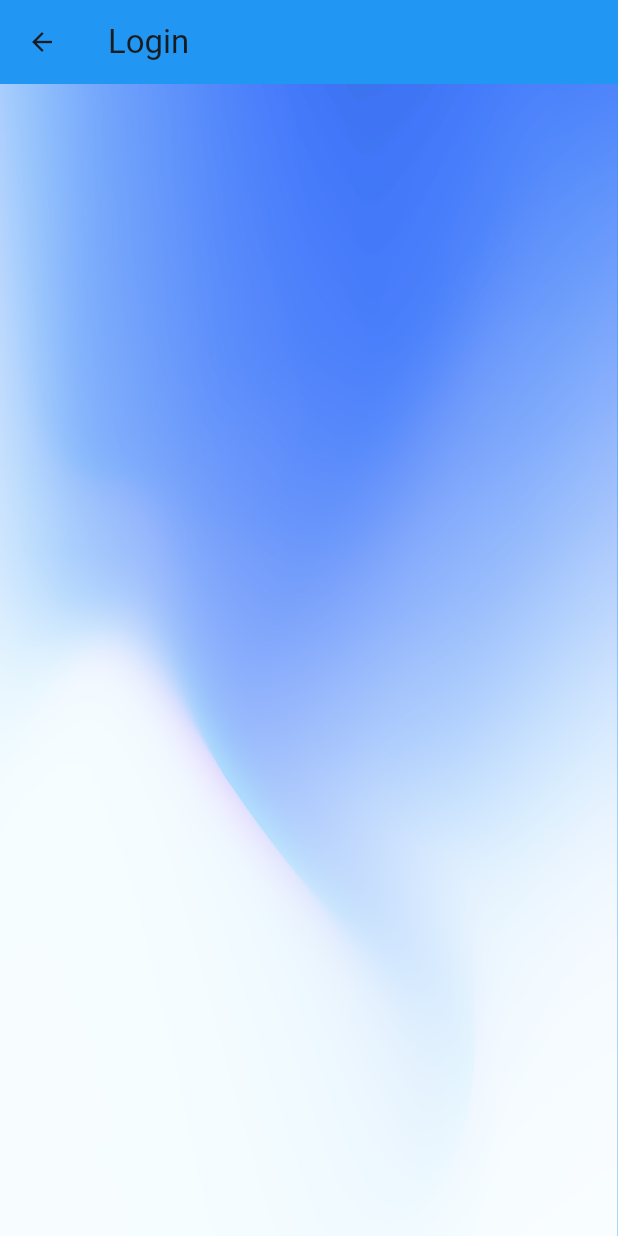
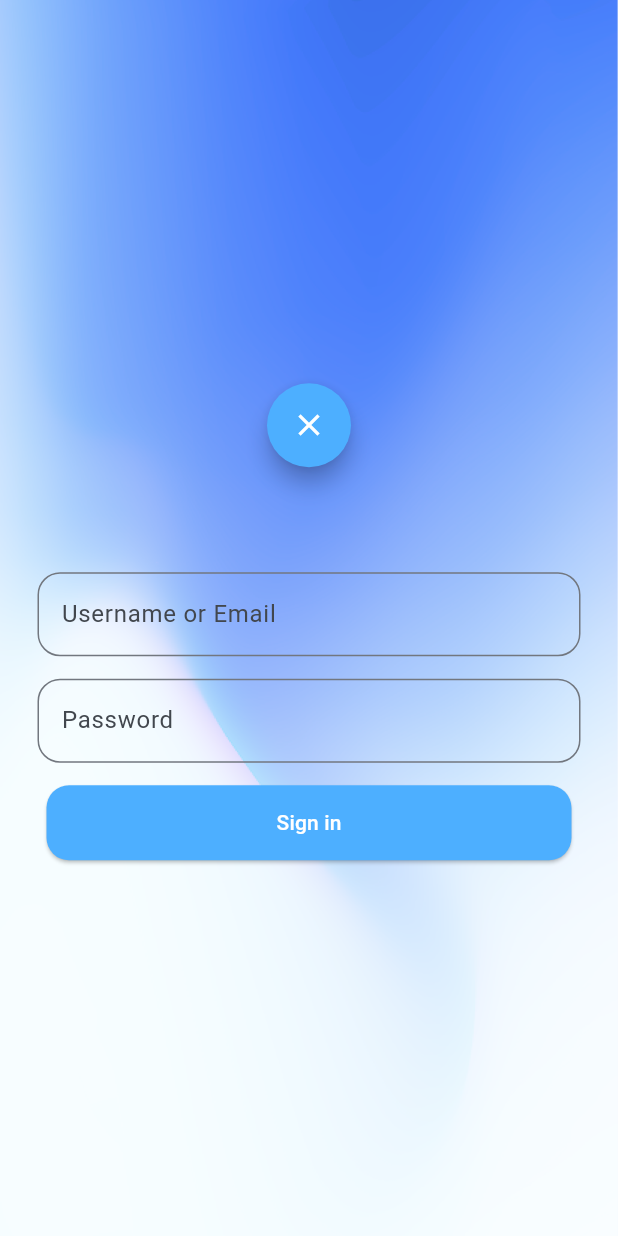
Before and after one commit to Rss1176/Coder, a Flutter app: the screen it shows after launch, after a tap on "Sign in", on a phone screen of 412 x 824 dp. Run offline on Flutter 3.47's test engine with Material 3 defaults, Android fonts, the phone set to English and light mode, and no system bars.

Commit message:
addition of text forms to sign in page

```diff
--- a/application/lib/account.dart
+++ b/application/lib/account.dart
@@ -9,39 +9,75 @@ class Account extends StatelessWidget {
 
   @override
   Widget build(BuildContext context) {
-    return const AccountPage(title: 'Login');
+    return Scaffold(
+        body: Stack(
+          children: <Widget>[
+            Positioned.fill(
+              child: Image.asset(
+                "assets/images/Background Main_Dark Mode_No Scroll.png",
+                fit: BoxFit.cover,
+              ),
+            ),
+            const LoginPage(),
+          ],
+        ),
+      );
   }
 }
 
-class AccountPage extends StatefulWidget {
-  const AccountPage({super.key, required this.title});
-  final String title;
+class LoginPage extends StatefulWidget {
+  const LoginPage({super.key});
+
   @override
-  State<AccountPage> createState() => _AccountPageState();
+  State<LoginPage> createState() => _LoginPage();
 }
 
-class _AccountPageState extends State<AccountPage> {
+class _LoginPage extends State<LoginPage>{
   @override
-  Widget build(BuildContext context) {
-    return
-    Scaffold(
-      body: Stack(
+  Widget build(BuildContext context){
+    return Center(
+      child: Column(
+        mainAxisAlignment: MainAxisAlignment.center,
         children: <Widget>[
-          Positioned.fill(
-            child: Image.asset(
-              "assets/images/Background Main_Dark Mode_No Scroll.png",
-              //can be changed for diff background
-              fit:BoxFit.cover
-            ),
-          )
+          SizedBox(
+            height:20.0),
+          FloatingActionButton(
+              onPressed: () {
+                Navigator.pop(context);},
+              shape: CircleBorder(),
+              backgroundColor: const Color.fromARGB(255, 77, 175, 255),
+              child: const Icon(Icons.close, color: Colors.white)),
+          SizedBox(
+            height:20),
+          SizedBox(height:50.0),
+          Padding(padding: const EdgeInsets.symmetric(horizontal: 25.0),
+            child: TextFormField(
+              decoration: InputDecoration(
+                hintText: " ",
+                labelText: "Username or Email",
+                border: OutlineInputBorder(
+                  borderRadius: BorderRadius.circular(15.0))))),
+          SizedBox(height: 15.0),
+          Padding(padding: const EdgeInsets.symmetric(horizontal: 25.0),
+            child: TextFormField(
+              decoration: InputDecoration(
+                hintText: " ",
+                labelText: "Password",
+                border: OutlineInputBorder(
+                  borderRadius: BorderRadius.circular(15.0))))),
+          SizedBox(height:15.0),
+          ElevatedButton(
+              onPressed: () {
+                // Navigator.push(context, MaterialPageRoute(builder: (context) => const Create()));
+              },
+              style: ElevatedButton.styleFrom(
+                backgroundColor: const Color.fromARGB(255, 77, 175, 255),
+                minimumSize: Size(350, 50),
+                shape: RoundedRectangleBorder(borderRadius: BorderRadius.circular(15))),
+              child: Text("Sign in", style: TextStyle(color: Colors.white))),
+          SizedBox(height:15.0),
         ],
       ),
-      backgroundColor: Colors.blue,
-      appBar: AppBar(
-        backgroundColor: Colors.blue,
-        title: Text(widget.title),
-        leading: IconButton(icon: Icon(Icons.arrow_back), iconSize: 20, onPressed: (){Navigator.pop(context);},)
-      ),
-      );
+    );
   }
 }
--- a/application/lib/splash.dart
+++ b/application/lib/splash.dart
@@ -53,14 +53,19 @@ class _HomePage extends State<HomePage>{
   Widget build(BuildContext context){
     return Center(
       child: Column(
-        mainAxisAlignment: MainAxisAlignment.spaceEvenly,
+        mainAxisAlignment: MainAxisAlignment.center,
         children: <Widget>[
-          SizedBox(height:150.0),
-          const Image(image: AssetImage("assets/images/logo_darkmode.png"), width: 375, height: 125),
-          Column(
-            mainAxisAlignment: MainAxisAlignment.spaceAround,
-            children: [
-              SizedBox(height:220.0),
+          SizedBox(
+            height:180.0),
+          Image(
+            image: AssetImage("assets/images/image_welcometo.png"),
+            width: 375,
+            height: 50),
+          Image(
+            image: AssetImage("assets/images/logo_darkmode.png"),
+            width: 375,
+            height: 125),
+            SizedBox(height:250.0),
             ElevatedButton(
               onPressed: () {
                 Navigator.push(context, MaterialPageRoute(builder: (context) => const Account()));
@@ -68,11 +73,13 @@ class _HomePage extends State<HomePage>{
               style: ElevatedButton.styleFrom(
                 backgroundColor: const Color.fromARGB(255, 77, 175, 255),
                 minimumSize: Size(350, 50),
-                  shape: RoundedRectangleBorder(borderRadius: BorderRadius.circular(20)),
+                shape: RoundedRectangleBorder(borderRadius: BorderRadius.circular(15)),
               ),
-                child: Text("Sign in", style: TextStyle(color: Colors.white)),
+              child: Text("Sign in",
+                style: TextStyle(color: Colors.white)),
             ),
-              SizedBox(height:8),
+            SizedBox(
+              height:8),
             ElevatedButton(
               onPressed: () {
                 Navigator.push(context, MaterialPageRoute(builder: (context) => const Create()));
@@ -80,15 +87,17 @@ class _HomePage extends State<HomePage>{
               style: ElevatedButton.styleFrom(
                 backgroundColor: const Color.fromARGB(255, 77, 175, 255),
                 minimumSize: Size(350, 50),
-                  shape: RoundedRectangleBorder(borderRadius: BorderRadius.circular(20)),
+                shape: RoundedRectangleBorder(borderRadius: BorderRadius.circular(15)),
               ),
               child: Text("Create an Account", style: TextStyle(color: Colors.white)),
             ),
-              SizedBox(height:25.0),
-              TextButton(onPressed: null, child: Text("Continue as Guest")),
-              SizedBox(height:2.0),
-            ],
-          ),
+            SizedBox(
+              height:25.0),
+            TextButton(
+              onPressed: null,
+              child: Text("Continue as Guest")),
+            SizedBox(
+              height:2.0),
         ],
       ),
     );
```
Also changed, not shown: application/pubspec.yaml (+4 -3 lines), application/assets/images/image_welcometo.png (added), application/lib/loading_welcome.dart (line endings or trailing spaces), 3 other files. Lines whose indentation alone changed are shown as unchanged.
